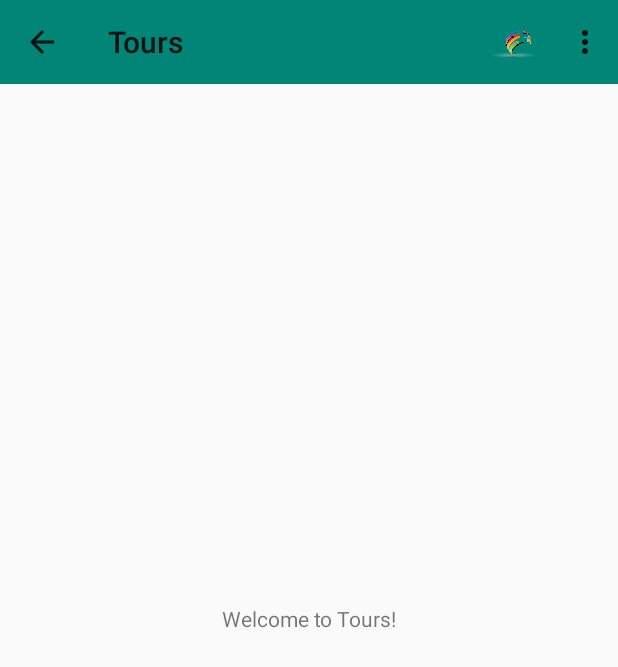
After one commit to auddiolafs/brent-android, an Android app: the ToursActivity screen opened directly, with no data from a screen before it, on a phone screen of 412 x 824 dp. The commit adds this screen. Shown: the top 667 px of the screen. Run offline under Robolectric (Android 15) with nearby library versions, the phone set to English and light mode, and no system bars.

Commit message:
Main activity útfært

```diff
--- /dev/null
+++ b/app/src/main/java/is/hi/hbv601g/brent/ToursActivity.java
@@ -0,0 +1,47 @@
+package is.hi.hbv601g.brent;
+
+import android.os.Bundle;
+import android.support.v7.widget.Toolbar;
+import android.view.MenuItem;
+
+import org.json.JSONArray;
+
+import java.util.Map;
+
+public class ToursActivity extends CurrentActivity implements FetchTask.FetchTaskCallback {
+    @Override
+    protected void onCreate(Bundle savedInstanceState) {
+        super.onCreate(savedInstanceState);
+        if (this.connected) {
+            setUp();
+        }
+    }
+
+    @Override
+    public void setUp() {
+        setContentView(R.layout.activity_tours);
+        // Get toolbar in layout (defined in xml file)
+        Toolbar toolbar = (Toolbar) findViewById(R.id.toolbar);
+        // Set it as actionbar
+        setSupportActionBar(toolbar);
+        if (getSupportActionBar() != null){
+            getSupportActionBar().setDisplayHomeAsUpEnabled(true);
+            getSupportActionBar().setDisplayShowHomeEnabled(true);
+        }
+    }
+
+    @Override
+    public boolean onOptionsItemSelected(MenuItem item) {
+        // handle arrow click here
+        if (item.getItemId() == android.R.id.home) {
+            finish(); // close this activity and return to preview activity (if there is any)
+        }
+
+        return super.onOptionsItemSelected(item);
+    }
+
+    @Override
+    public void onResultReceived(Map<String, JSONArray> result) {
+
+    }
+}
--- a/app/src/main/res/layout/activity_bikes.xml
+++ b/app/src/main/res/layout/activity_bikes.xml
@@ -24,7 +24,7 @@
             android:id="@+id/bikeButton"
             android:layout_width="wrap_content"
             android:layout_height="wrap_content"
-            android:text="Bikes" />
+            android:text="@string/filter" />
     </FrameLayout>
 
     <FrameLayout
--- /dev/null
+++ b/app/src/main/res/layout/activity_tours.xml
@@ -0,0 +1,21 @@
+<?xml version="1.0" encoding="utf-8"?>
+<android.support.constraint.ConstraintLayout
+    xmlns:android="http://schemas.android.com/apk/res/android"
+    xmlns:app="http://schemas.android.com/apk/res-auto"
+    xmlns:tools="http://schemas.android.com/tools"
+    android:layout_width="match_parent"
+    android:layout_height="match_parent">
+    <include
+        android:id="@+id/toolbar"
+        layout="@layout/toolbar" />
+
+    <TextView
+        android:id="@+id/tourText"
+        android:layout_width="wrap_content"
+        android:layout_height="wrap_content"
+        android:text="@string/toursText"
+        app:layout_constraintBottom_toBottomOf="parent"
+        app:layout_constraintEnd_toEndOf="parent"
+        app:layout_constraintStart_toStartOf="parent"
+        app:layout_constraintTop_toTopOf="parent" />
+</android.support.constraint.ConstraintLayout>
```
Also changed, not shown: app/src/main/AndroidManifest.xml (+12 -0 lines), app/src/main/java/is/hi/hbv601g/brent/BikesActivity.java (+18 -0 lines), app/src/main/java/is/hi/hbv601g/brent/MainActivity.java (+44 -0 lines), app/src/main/java/is/hi/hbv601g/brent/RoutesActivity.java (added, +47 -0 lines), app/src/main/res/layout/activity_main.xml (+32 -3 lines), app/src/main/res/layout/activity_routes.xml (added, +20 -0 lines), app/src/main/res/values/strings.xml (+7 -0 lines), 6 other files.
